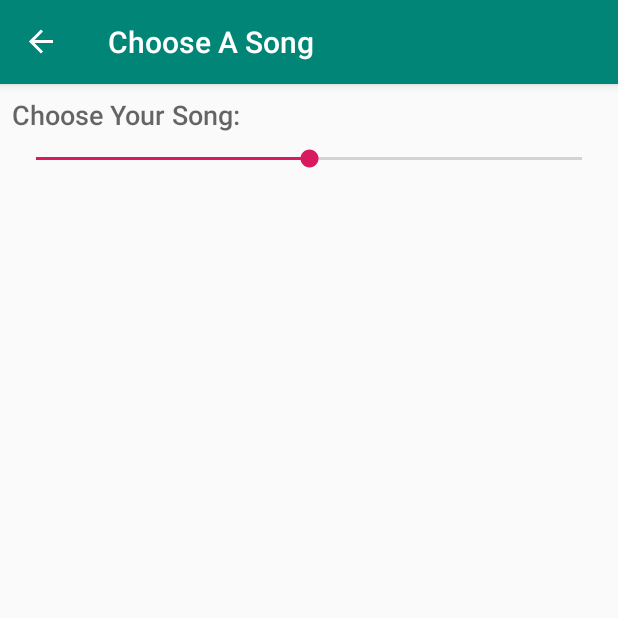
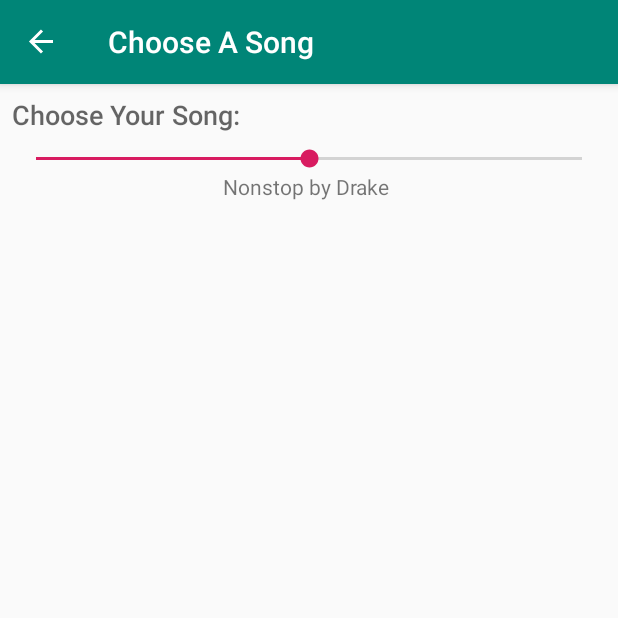
Before and after one commit to nathan815/Laughable-Lyrics, an Android app: the OptionsFragment screen opened through its navigation route, on a phone screen of 412 x 824 dp, the top half of it. Run offline under Robolectric (Android 15) with nearby library versions, the phone set to English and light mode, and no system bars; our stand-ins replace data binding, navigation-ui.

Commit message:
connected search results to lyrics fragment

```diff
--- a/LaughableLyricsAndroid/app/src/main/java/fonte/com/laughablelyricsandroid/ui/main/OptionsFragment.kt
+++ b/LaughableLyricsAndroid/app/src/main/java/fonte/com/laughablelyricsandroid/ui/main/OptionsFragment.kt
@@ -9,9 +9,12 @@ import android.widget.Toast
 import androidx.databinding.DataBindingUtil
 import androidx.fragment.app.Fragment
 import androidx.lifecycle.ViewModelProviders
+import androidx.recyclerview.widget.LinearLayoutManager
 import fonte.com.laughablelyricsandroid.R
+import fonte.com.laughablelyricsandroid.adapter.SearchResultsRecyclerAdapter
 import fonte.com.laughablelyricsandroid.databinding.OptionsFragmentBinding
 import fonte.com.laughablelyricsandroid.util.InjectorUtils
+import fonte.com.laughablelyricsandroid.util.SearchResult
 import kotlinx.android.synthetic.main.options_fragment.*
 
 class OptionsFragment : Fragment() {
@@ -44,5 +47,10 @@ class OptionsFragment : Fragment() {
                 }
             }
         })
+        val searchResults: ArrayList<SearchResult> = arrayListOf()
+        val dummySearchResult = SearchResult("Nonstop", "Drake", "40", "image.com")
+        searchResults.add(dummySearchResult)
+        search_results_recycler.layoutManager = LinearLayoutManager(activity)
+        search_results_recycler.adapter = SearchResultsRecyclerAdapter(searchResults)
     }
 }
--- a/LaughableLyricsAndroid/app/src/main/res/navigation/nav_graph.xml
+++ b/LaughableLyricsAndroid/app/src/main/res/navigation/nav_graph.xml
@@ -38,7 +38,8 @@
                 app:destination="@id/homeFragment"/>
         <argument
                 android:name="songId"
-                app:argType="integer"
-                android:defaultValue="0"/>
+                app:argType="string"
+                android:defaultValue="null"
+                app:nullable="true"/>
     </fragment>
 </navigation>
```
